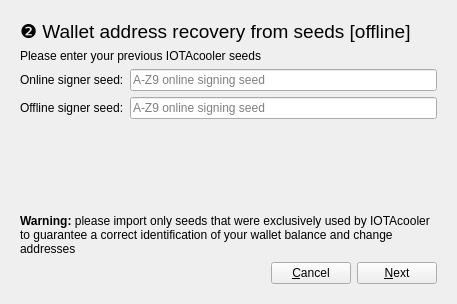
First picture: the form in widgets/restorewalletwidget.ui, repository joshirio/iota-cooler, before the edit.
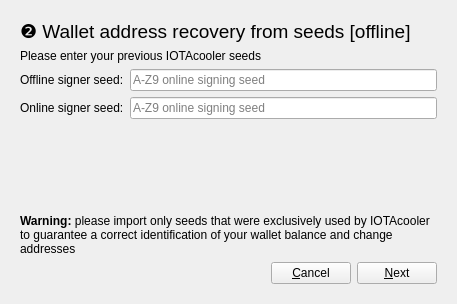
Second picture: the form after the edit. The open tabs and pages were chosen to show the change.

Commit message: wallet restore widget, progress

Diff of the .ui file:
```diff
--- a/widgets/restorewalletwidget.ui
+++ b/widgets/restorewalletwidget.ui
@@ -170,20 +170,6 @@
        </item>
        <item>
         <layout class="QGridLayout" name="gridLayout">
-         <item row="0" column="0">
-          <widget class="QLabel" name="label_6">
-           <property name="text">
-            <string>Online signer seed:</string>
-           </property>
-          </widget>
-         </item>
-         <item row="0" column="1">
-          <widget class="QLineEdit" name="onlineSeedLineEdit">
-           <property name="placeholderText">
-            <string>A-Z9 online signing seed</string>
-           </property>
-          </widget>
-         </item>
          <item row="1" column="0">
           <widget class="QLabel" name="label_7">
            <property name="text">
@@ -196,6 +182,26 @@
            <property name="placeholderText">
             <string>A-Z9 online signing seed</string>
            </property>
+           <property name="clearButtonEnabled">
+            <bool>true</bool>
+           </property>
+          </widget>
+         </item>
+         <item row="2" column="0">
+          <widget class="QLabel" name="label_6">
+           <property name="text">
+            <string>Online signer seed:</string>
+           </property>
+          </widget>
+         </item>
+         <item row="2" column="1">
+          <widget class="QLineEdit" name="onlineSeedLineEdit">
+           <property name="placeholderText">
+            <string>A-Z9 online signing seed</string>
+           </property>
+           <property name="clearButtonEnabled">
+            <bool>true</bool>
+           </property>
           </widget>
          </item>
         </layout>
```
Left out of the diff: 22 changed lines with no effect on the pictures. The commit also changes 2 other files.
